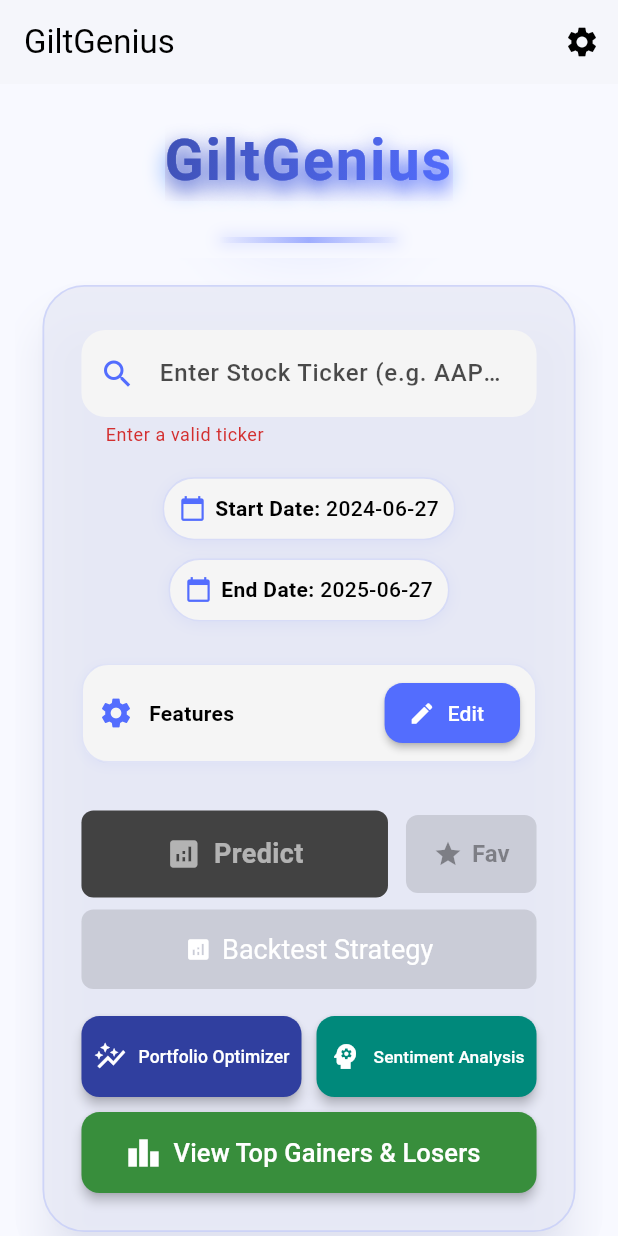
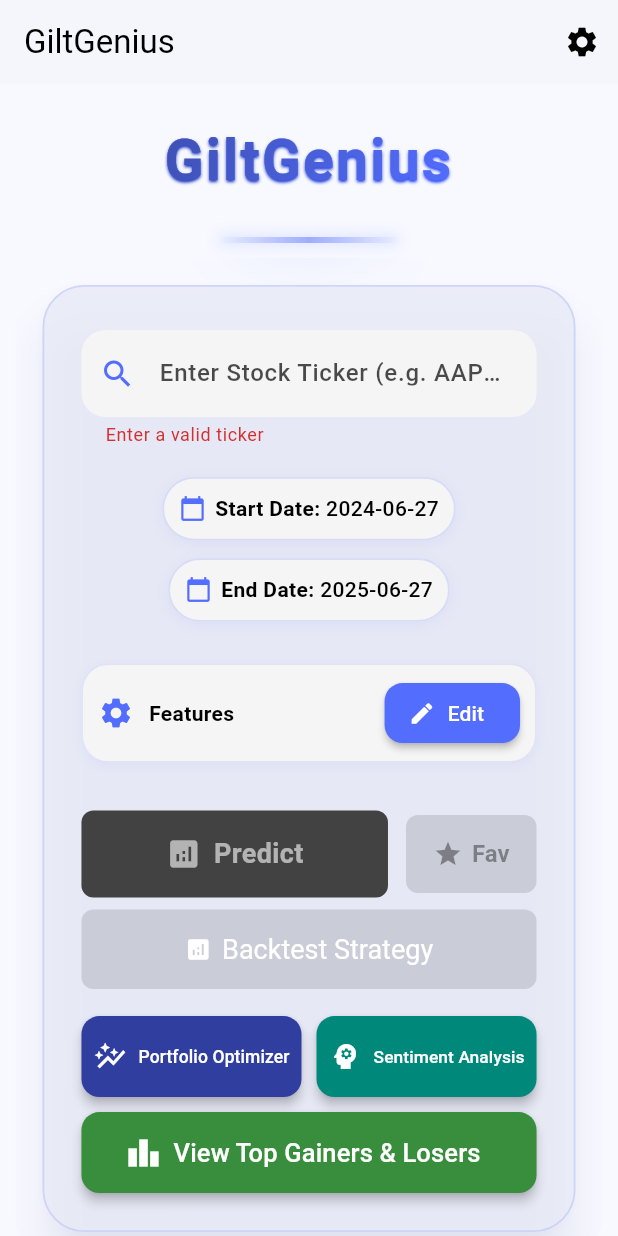
Before and after one commit to Sanidhya49/GiltGenius, a Flutter app: the screen it shows after launch, on a phone screen of 412 x 824 dp. Run offline on Flutter 3.47's test engine with Material 3 defaults, Android fonts, the phone set to English and light mode, and no system bars; our stand-ins replace fl_chart, share_plus, shared_preferences, shimmer.

Commit message:
updated the fonts

```diff
--- a/stock_return_estimator_app/lib/pages/home_page.dart
+++ b/stock_return_estimator_app/lib/pages/home_page.dart
@@ -234,9 +234,9 @@ class _HomePageState extends State<HomePage> {
                             color: Colors.white,
                             shadows: [
                               Shadow(
-                                blurRadius: 18,
+                                blurRadius:2,
                                 color: Colors.blueAccent,
-                                offset: Offset(0, 6),
+                                offset: Offset(0, 1),
                               ),
                             ],
                           ),
```
